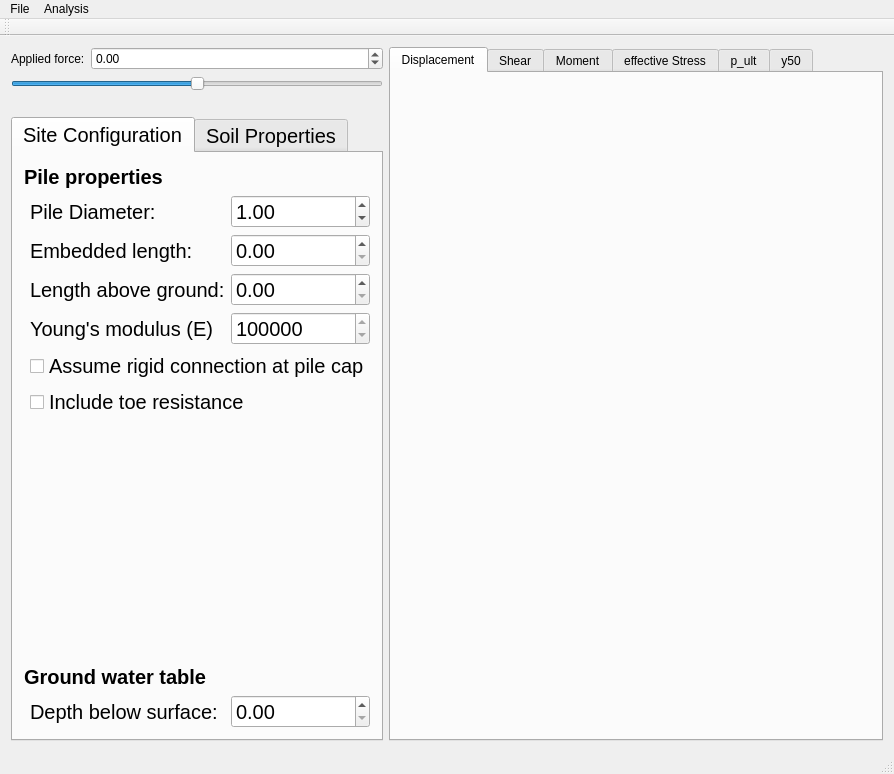
NHERI-SimCenter/PileGroupTool, file mainwindow.ui: the form before one commit.
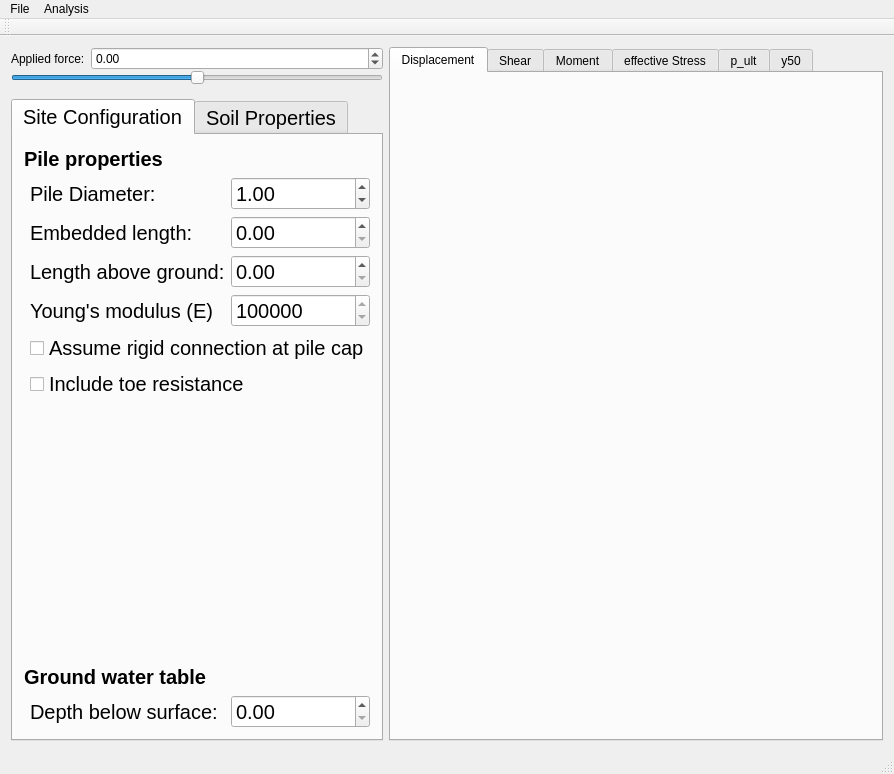
The form after the commit. Icons and pictures are not drawn. Custom widgets are drawn as their Qt base class.

Patch:
```diff
--- a/mainwindow.ui
+++ b/mainwindow.ui
@@ -26,9 +26,12 @@
    <string>MainWindow</string>
   </property>
   <widget class="QWidget" name="centralWidget">
-   <layout class="QHBoxLayout" name="horizontalLayout_2">
+   <layout class="QHBoxLayout" name="horizontalLayout_3">
     <item>
      <layout class="QVBoxLayout" name="verticalLayout">
+      <property name="spacing">
+       <number>0</number>
+      </property>
       <item>
        <layout class="QHBoxLayout" name="horizontalLayout">
         <item>
@@ -79,6 +82,8 @@
        </widget>
       </item>
       <item>
+       <layout class="QHBoxLayout" name="horizontalLayout_2">
+        <item>
        <widget class="QLabel" name="schematic">
         <property name="sizePolicy">
          <sizepolicy hsizetype="Preferred" vsizetype="Preferred">
@@ -88,7 +93,7 @@
         </property>
         <property name="maximumSize">
          <size>
-          <width>16777215</width>
+            <width>280</width>
           <height>16777215</height>
          </size>
         </property>
@@ -106,6 +111,8 @@
         </property>
        </widget>
       </item>
+       </layout>
+      </item>
       <item>
        <widget class="QTabWidget" name="properties">
         <property name="font">
```
Left out of the diff: 12 changed lines with no effect on the pictures. Lines whose indentation alone changed are shown as unchanged.
